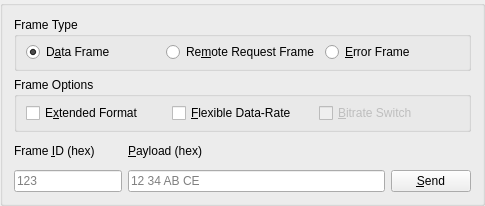
kwangjo/CanAnalyzer, file QtCanAnalyzer/graphic/sendframebox.ui: the form before one commit.
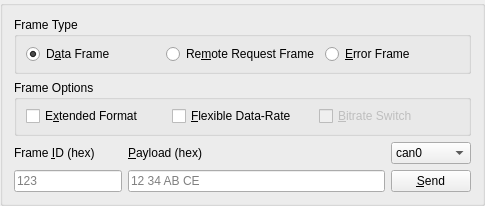
The form after the commit.

```diff
--- a/QtCanAnalyzer/graphic/sendframebox.ui
+++ b/QtCanAnalyzer/graphic/sendframebox.ui
@@ -187,10 +187,17 @@
      <item>
       <layout class="QVBoxLayout" name="verticalLayout_3">
        <item>
-        <widget class="QLabel" name="label">
+        <widget class="QComboBox" name="canDeviceBox">
+         <item>
          <property name="text">
-          <string/>
-         </property>
+           <string>can0</string>
+          </property>
+         </item>
+         <item>
+          <property name="text">
+           <string>can1</string>
+          </property>
+         </item>
         </widget>
        </item>
        <item>
```
Lines whose indentation alone changed are shown as unchanged.
